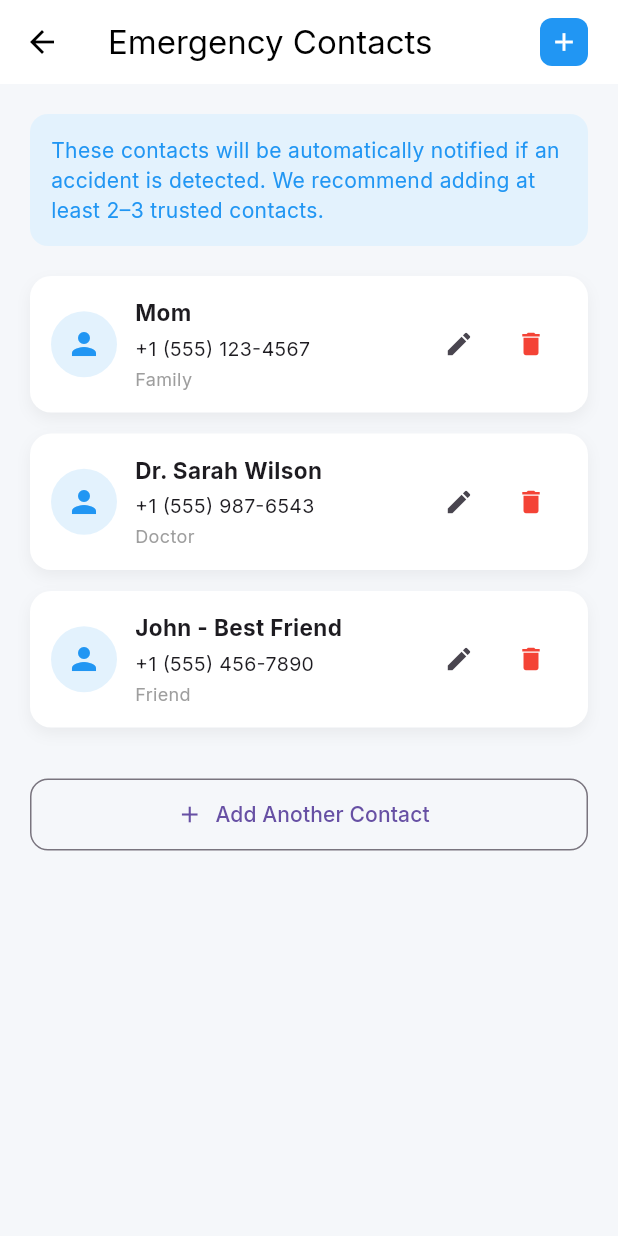
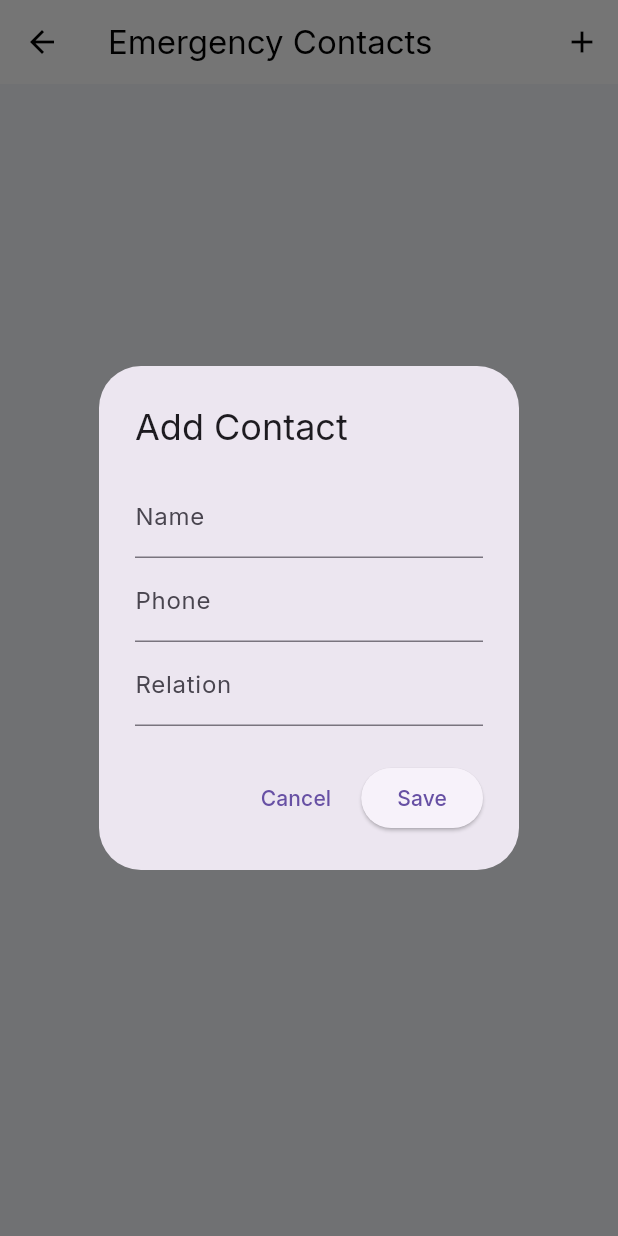
Before and after one commit to Sandun441/RideAway, a Flutter app: the ContactsScreen screen opened by its route, after a tap on the "add" icon, on a phone screen of 412 x 824 dp. Run offline on Flutter 3.47's test engine with Material 3 defaults, Android fonts, the phone set to English and light mode, and no system bars; our stand-ins replace cloud_firestore, firebase_auth, firebase_core, google_fonts; accounts and stored records are empty.

Commit message:
Emergency Contacts
Emergency contacts are stored in Cloud Firestore under user-specific collections.

```diff
--- /dev/null
+++ b/rideaway/lib/models/contact_model.dart
@@ -0,0 +1,34 @@
+class ContactModel {
+  final String id;
+  final String name;
+  final String phone;
+  final String relation;
+
+  ContactModel({
+    required this.id,
+    required this.name,
+    required this.phone,
+    required this.relation,
+  });
+
+  Map<String, dynamic> toMap() {
+    return {
+      'name': name,
+      'phone': phone,
+      'relation': relation,
+      'createdAt': DateTime.now(),
+    };
+  }
+
+  factory ContactModel.fromFirestore(
+      String id,
+      Map<String, dynamic> data,
+      ) {
+    return ContactModel(
+      id: id,
+      name: data['name'] ?? '',
+      phone: data['phone'] ?? '',
+      relation: data['relation'] ?? '',
+    );
+  }
+}
--- /dev/null
+++ b/rideaway/lib/screens/contacts/add_contact_dialog.dart
@@ -0,0 +1,118 @@
+import 'package:flutter/material.dart';
+import '../../models/contact_model.dart';
+import '../../services/contact_service.dart';
+
+class AddContactDialog extends StatefulWidget {
+  final ContactModel? contact;
+
+  const AddContactDialog({super.key, this.contact});
+
+  @override
+  State<AddContactDialog> createState() => _AddContactDialogState();
+}
+
+class _AddContactDialogState extends State<AddContactDialog> {
+  late TextEditingController _nameController;
+  late TextEditingController _phoneController;
+  late TextEditingController _relationController;
+
+  final ContactService _service = ContactService();
+  bool isLoading = false;
+
+  @override
+  void initState() {
+    super.initState();
+    _nameController =
+        TextEditingController(text: widget.contact?.name ?? '');
+    _phoneController =
+        TextEditingController(text: widget.contact?.phone ?? '');
+    _relationController =
+        TextEditingController(text: widget.contact?.relation ?? '');
+  }
+
+  @override
+  void dispose() {
+    _nameController.dispose();
+    _phoneController.dispose();
+    _relationController.dispose();
+    super.dispose();
+  }
+
+  Future<void> _saveContact() async {
+    if (_nameController.text.isEmpty ||
+        _phoneController.text.isEmpty ||
+        _relationController.text.isEmpty) {
+      _showSnack("All fields required");
+      return;
+    }
+
+    setState(() => isLoading = true);
+
+    final model = ContactModel(
+      id: widget.contact?.id ?? '',
+      name: _nameController.text.trim(),
+      phone: _phoneController.text.trim(),
+      relation: _relationController.text.trim(),
+    );
+
+    try {
+      if (widget.contact == null) {
+        await _service.addContact(model);
+      } else {
+        await _service.updateContact(model);
+      }
+      if (mounted) Navigator.pop(context);
+    } catch (e) {
+      _showSnack("Error saving contact");
+    } finally {
+      if (mounted) setState(() => isLoading = false);
+    }
+  }
+
+  @override
+  Widget build(BuildContext context) {
+    return AlertDialog(
+      title:
+      Text(widget.contact == null ? "Add Contact" : "Edit Contact"),
+      content: Column(
+        mainAxisSize: MainAxisSize.min,
+        children: [
+          TextField(
+            controller: _nameController,
+            decoration: const InputDecoration(labelText: "Name"),
+          ),
+          TextField(
+            controller: _phoneController,
+            decoration: const InputDecoration(labelText: "Phone"),
+            keyboardType: TextInputType.phone,
+          ),
+          TextField(
+            controller: _relationController,
+            decoration: const InputDecoration(labelText: "Relation"),
+          ),
+        ],
+      ),
+      actions: [
+        TextButton(
+          onPressed: isLoading ? null : () => Navigator.pop(context),
+          child: const Text("Cancel"),
+        ),
+        ElevatedButton(
+          onPressed: isLoading ? null : _saveContact,
+          child: isLoading
+              ? const SizedBox(
+            height: 18,
+            width: 18,
+            child: CircularProgressIndicator(strokeWidth: 2),
+          )
+              : const Text("Save"),
+        ),
+      ],
+    );
+  }
+
+  void _showSnack(String msg) {
+    ScaffoldMessenger.of(context)
+        .showSnackBar(SnackBar(content: Text(msg)));
+  }
+}
--- a/rideaway/lib/screens/contacts/contacts_screen.dart
+++ b/rideaway/lib/screens/contacts/contacts_screen.dart
@@ -1,7 +1,24 @@
 import 'package:flutter/material.dart';
+import '../../models/contact_model.dart';
+import '../../services/contact_service.dart';
+import 'add_contact_dialog.dart';
 
-class ContactsScreen extends StatelessWidget {
+class ContactsScreen extends StatefulWidget {
   const ContactsScreen({super.key});
+
+  @override
+  State<ContactsScreen> createState() => _ContactsScreenState();
+}
+
+class _ContactsScreenState extends State<ContactsScreen> {
+  final ContactService _contactService = ContactService();
+
+  void _openContactDialog([ContactModel? contact]) {
+    showDialog(
+      context: context,
+      builder: (_) => AddContactDialog(contact: contact),
+    );
+  }
 
   @override
   Widget build(BuildContext context) {
@@ -15,149 +32,59 @@ class ContactsScreen extends StatelessWidget {
         ),
         actions: [
           IconButton(
-            onPressed: () {
-              // Add contact action (later)
-            },
-            icon: Container(
-              padding: const EdgeInsets.all(6),
-              decoration: BoxDecoration(
-                color: Colors.blue,
-                borderRadius: BorderRadius.circular(8),
-              ),
-              child: const Icon(Icons.add, color: Colors.white, size: 20),
-            ),
+            onPressed: () => _openContactDialog(),
+            icon: const Icon(Icons.add),
           ),
-          const SizedBox(width: 12),
         ],
       ),
-      body: SingleChildScrollView(
+      body: Padding(
         padding: const EdgeInsets.all(20),
-        child: Column(
-          children: [
-            /// Info box
-            Container(
-              padding: const EdgeInsets.all(14),
-              decoration: BoxDecoration(
-                color: const Color(0xFFE3F2FD),
-                borderRadius: BorderRadius.circular(12),
-              ),
-              child: const Text(
-                "These contacts will be automatically notified if an accident is detected. "
-                    "We recommend adding at least 2–3 trusted contacts.",
-                style: TextStyle(color: Colors.blue),
-              ),
-            ),
+        child: StreamBuilder<List<ContactModel>>(
+          stream: _contactService.getContacts(),
+          builder: (context, snapshot) {
+            if (snapshot.connectionState ==
+                ConnectionState.waiting) {
+              return const Center(
+                  child: CircularProgressIndicator());
+            }
 
-            const SizedBox(height: 20),
+            if (!snapshot.hasData || snapshot.data!.isEmpty) {
+              return const Center(child: Text("No contacts added"));
+            }
 
-            /// Contacts list
-            _contactTile(
-              name: "Mom",
-              phone: "+1 (555) 123-4567",
-              relation: "Family",
-            ),
-            _contactTile(
-              name: "Dr. Sarah Wilson",
-              phone: "+1 (555) 987-6543",
-              relation: "Doctor",
-            ),
-            _contactTile(
-              name: "John - Best Friend",
-              phone: "+1 (555) 456-7890",
-              relation: "Friend",
-            ),
-
-            const SizedBox(height: 20),
-
-            /// Add another contact
-            SizedBox(
-              width: double.infinity,
-              height: 48,
-              child: OutlinedButton.icon(
-                onPressed: () {
-                  // Add another contact
-                },
-                icon: const Icon(Icons.add),
-                label: const Text("Add Another Contact"),
-                style: OutlinedButton.styleFrom(
-                  shape: RoundedRectangleBorder(
-                    borderRadius: BorderRadius.circular(12),
+            return ListView(
+              children: snapshot.data!
+                  .map<Widget>((contact) {
+                return Card(
+                  child: ListTile(
+                    title: Text(contact.name),
+                    subtitle:
+                    Text("${contact.phone} • ${contact.relation}"),
+                    trailing: Row(
+                      mainAxisSize: MainAxisSize.min,
+                      children: [
+                        IconButton(
+                          icon: const Icon(Icons.edit),
+                          onPressed: () =>
+                              _openContactDialog(contact),
+                        ),
+                        IconButton(
+                          icon: const Icon(Icons.delete,
+                              color: Colors.red),
+                          onPressed: () async {
+                            await _contactService
+                                .deleteContact(contact.id);
+                          },
+                        ),
+                      ],
+                    ),
                   ),
-                ),
-              ),
-            ),
-          ],
+                );
+              }).toList(),
+            );
+          },
         ),
       ),
     );
   }
-
-  /// Contact Card
-  Widget _contactTile({
-    required String name,
-    required String phone,
-    required String relation,
-  }) {
-    return Container(
-      margin: const EdgeInsets.only(bottom: 14),
-      padding: const EdgeInsets.all(14),
-      decoration: BoxDecoration(
-        color: Colors.white,
-        borderRadius: BorderRadius.circular(14),
-        boxShadow: [
-          BoxShadow(
-            color: Colors.black.withOpacity(0.05),
-            blurRadius: 8,
-            offset: const Offset(0, 4),
-          ),
-        ],
-      ),
-      child: Row(
-        children: [
-          const CircleAvatar(
-            radius: 22,
-            backgroundColor: Color(0xFFE3F2FD),
-            child: Icon(Icons.person, color: Colors.blue),
-          ),
-          const SizedBox(width: 12),
-
-          /// Contact info
-          Expanded(
-            child: Column(
-              crossAxisAlignment: CrossAxisAlignment.start,
-              children: [
-                Text(
-                  name,
-                  style: const TextStyle(
-                    fontWeight: FontWeight.bold,
-                    fontSize: 15,
-                  ),
-                ),
-                const SizedBox(height: 4),
-                Text(phone, style: const TextStyle(fontSize: 13)),
-                const SizedBox(height: 2),
-                Text(
-                  relation,
-                  style: const TextStyle(
-                    fontSize: 12,
-                    color: Colors.grey,
-                  ),
-                ),
-              ],
-            ),
-          ),
-
-          /// Actions
-          IconButton(
-            onPressed: () {},
-            icon: const Icon(Icons.edit, size: 20),
-          ),
-          IconButton(
-            onPressed: () {},
-            icon: const Icon(Icons.delete, color: Colors.red, size: 20),
-          ),
-        ],
-      ),
-    );
-  }
 }
--- /dev/null
+++ b/rideaway/lib/services/contact_service.dart
@@ -0,0 +1,50 @@
+import 'package:cloud_firestore/cloud_firestore.dart';
+import 'package:firebase_auth/firebase_auth.dart';
+import '../models/contact_model.dart';
+
+class ContactService {
+  final FirebaseFirestore _firestore = FirebaseFirestore.instance;
+  final FirebaseAuth _auth = FirebaseAuth.instance;
+
+  CollectionReference get _contactsRef {
+    final user = _auth.currentUser;
+    if (user == null) {
+      throw Exception("User not logged in");
+    }
+
+    return _firestore
+        .collection('users')
+        .doc(user.uid)
+        .collection('contacts');
+  }
+
+  /// ADD
+  Future<void> addContact(ContactModel contact) async {
+    await _contactsRef.add(contact.toMap());
+  }
+
+  /// UPDATE
+  Future<void> updateContact(ContactModel contact) async {
+    await _contactsRef.doc(contact.id).update(contact.toMap());
+  }
+
+  /// DELETE
+  Future<void> deleteContact(String id) async {
+    await _contactsRef.doc(id).delete();
+  }
+
+  /// STREAM
+  Stream<List<ContactModel>> getContacts() {
+    return _contactsRef
+        .orderBy('createdAt', descending: true)
+        .snapshots()
+        .map((snapshot) {
+      return snapshot.docs.map((doc) {
+        return ContactModel.fromFirestore(
+          doc.id,
+          doc.data() as Map<String, dynamic>,
+        );
+      }).toList();
+    });
+  }
+}
--- a/rideaway/pubspec.yaml
+++ b/rideaway/pubspec.yaml
@@ -16,6 +16,8 @@ dependencies:
   tflite_flutter: ^0.10.0
   google_fonts: ^6.3.3
   firebase_core: ^4.3.0
+  firebase_auth: ^6.1.3
+  cloud_firestore: ^6.1.1
 
 dev_dependencies:
   flutter_test:
```
